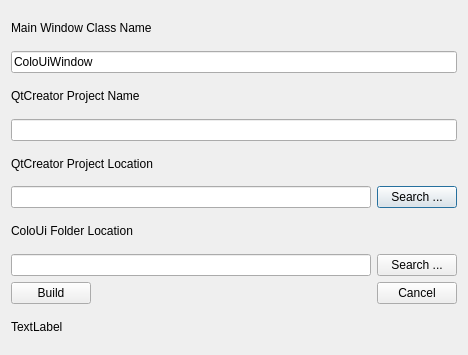
Above: projectbuilder.ui from aarelovich/ColoUiDev before the change. Below: the same form after it.
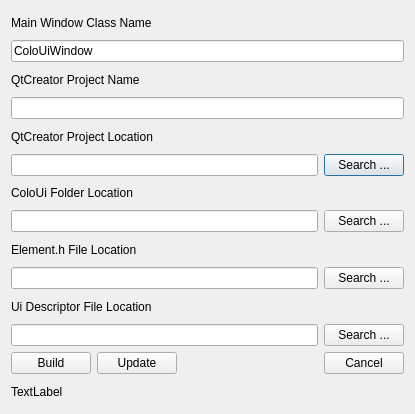
That is the form after the change. Icons and pictures are not drawn.

```diff
--- a/projectbuilder.ui
+++ b/projectbuilder.ui
@@ -6,8 +6,8 @@
    <rect>
     <x>0</x>
     <y>0</y>
-    <width>468</width>
-    <height>355</height>
+    <width>415</width>
+    <height>414</height>
    </rect>
   </property>
   <property name="windowTitle">
@@ -80,6 +80,48 @@
      </item>
     </layout>
    </item>
+   <item>
+    <widget class="QLabel" name="labElements">
+     <property name="text">
+      <string>Element.h File Location</string>
+     </property>
+    </widget>
+   </item>
+   <item>
+    <layout class="QHBoxLayout" name="horizontalLayout_5">
+     <item>
+      <widget class="QLineEdit" name="leElements"/>
+     </item>
+     <item>
+      <widget class="QPushButton" name="pbSearchElements">
+       <property name="text">
+        <string>Search ...</string>
+       </property>
+      </widget>
+     </item>
+    </layout>
+   </item>
+   <item>
+    <widget class="QLabel" name="labDescriptor">
+     <property name="text">
+      <string>Ui Descriptor File Location</string>
+     </property>
+    </widget>
+   </item>
+   <item>
+    <layout class="QHBoxLayout" name="horizontalLayout_4">
+     <item>
+      <widget class="QLineEdit" name="leUiDescriptor"/>
+     </item>
+     <item>
+      <widget class="QPushButton" name="pbSearchDescriptor">
+       <property name="text">
+        <string>Search ...</string>
+       </property>
+      </widget>
+     </item>
+    </layout>
+   </item>
    <item>
     <layout class="QHBoxLayout" name="horizontalLayout_2">
      <item>
@@ -93,6 +135,17 @@
        </property>
       </widget>
      </item>
+     <item>
+      <widget class="QPushButton" name="pbUpdate">
+       <property name="text">
+        <string>Update</string>
+       </property>
+       <property name="icon">
+        <iconset resource="assets.qrc">
+         <normaloff>:/assets/update.png</normaloff>:/assets/update.png</iconset>
+       </property>
+      </widget>
+     </item>
      <item>
       <spacer name="horizontalSpacer">
        <property name="orientation">
```
Left out of the diff: 8 changed lines with no effect on the pictures.
